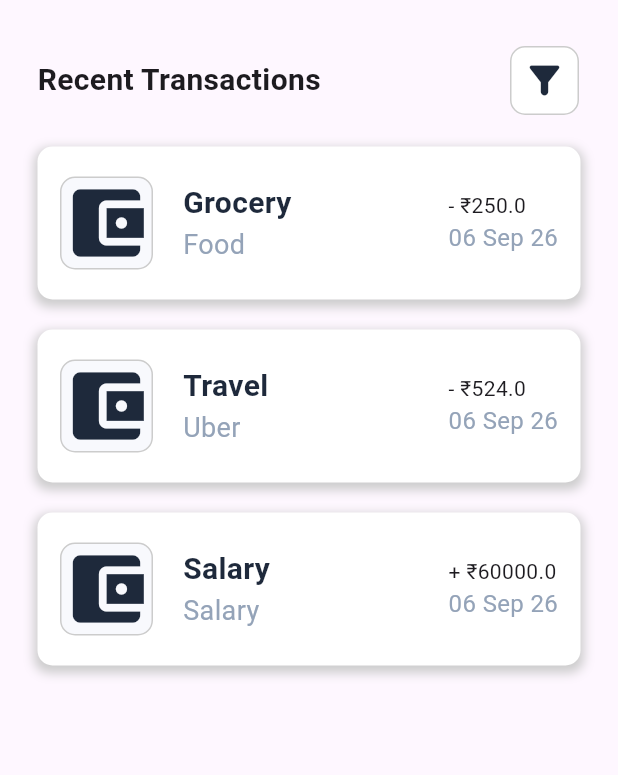
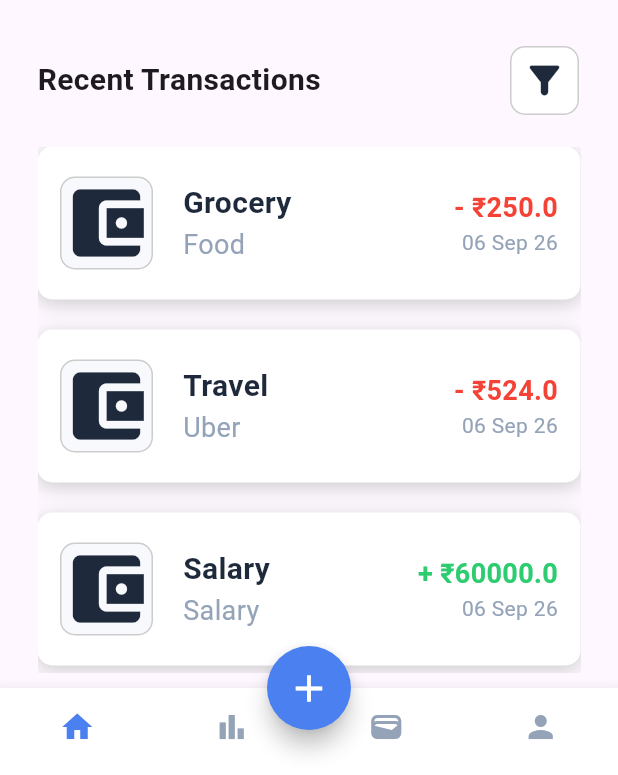
Before and after one commit to ShubhamSharma170/expenses_tracker, a Flutter app: the screen it shows after launch, on a phone screen of 412 x 824 dp, the part 461-1236 px from its top. Run offline on Flutter 3.47's test engine with Material 3 defaults, Android fonts, the phone set to English and light mode, and no system bars.

Commit message:
feat: complete bottom navigation and home ui polish

```diff
--- a/lib/core/constant/app_colors.dart
+++ b/lib/core/constant/app_colors.dart
@@ -9,6 +9,7 @@ class AppColors {
   static const Color white = Colors.white;
   static const Color black = Colors.black;
 
+  static const Color red = Colors.red;
   // Hero Card Gradients
   static const Color cardGradientStart = Color(0xFF4A80F0);
   static const Color cardGradientEnd = Color(0xFF1FC8DB);
--- a/lib/screen/home.dart
+++ b/lib/screen/home.dart
@@ -275,8 +275,8 @@ class _HomeScreenState extends State<HomeScreen> {
                             boxShadow: [
                               BoxShadow(
                                 color: AppColors.grey,
-                                spreadRadius: 2,
-                                blurRadius: 5,
+                                spreadRadius: 0,
+                                blurRadius: 10,
                                 offset: Offset(
                                   0,
                                   3,
@@ -326,15 +326,29 @@ class _HomeScreenState extends State<HomeScreen> {
                                 ],
                               ),
                               Column(
-                                crossAxisAlignment: CrossAxisAlignment.start,
+                                crossAxisAlignment: CrossAxisAlignment.end,
                                 children: [
                                   item.type == TransactionType.expense
-                                      ? Text("- ₹${item.amount.toString()}")
-                                      : Text("+ ₹${item.amount.toString()}"),
+                                      ? Text(
+                                          "- ₹${item.amount.toString()}",
+                                          style: TextStyle(
+                                            color: AppColors.red,
+                                            fontWeight: FontWeight.bold,
+                                            fontSize: 18,
+                                          ),
+                                        )
+                                      : Text(
+                                          "+ ₹${item.amount.toString()}",
+                                          style: TextStyle(
+                                            color: AppColors.incomeGreen,
+                                            fontWeight: FontWeight.bold,
+                                            fontSize: 18,
+                                          ),
+                                        ),
                                   Text(
                                     DateFormat("dd MMM yy").format(item.date),
                                     style: TextStyle(
-                                      fontSize: 16,
+                                      fontSize: 14,
                                       color: AppColors.textGrey,
                                     ),
                                   ),
@@ -444,6 +458,27 @@ class _HomeScreenState extends State<HomeScreen> {
           ),
         ),
       ),
+      floatingActionButton: FloatingActionButton(
+        onPressed: () {},
+        shape: CircleBorder(),
+        backgroundColor: AppColors.cardGradientStart,
+        child: Icon(Icons.add, color: AppColors.white, size: 30),
+      ),
+      floatingActionButtonLocation: FloatingActionButtonLocation.centerDocked,
+      bottomNavigationBar: BottomNavigationBar(
+        type: BottomNavigationBarType.fixed,
+        backgroundColor: AppColors.white,
+        selectedItemColor: AppColors.cardGradientStart,
+        unselectedItemColor: AppColors.textGrey,
+        showUnselectedLabels: false,
+        showSelectedLabels: false,
+        items: [
+          BottomNavigationBarItem(icon: Icon(Icons.home), label: 'Home'),
+          BottomNavigationBarItem(icon: Icon(Icons.bar_chart), label: 'Stats'),
+          BottomNavigationBarItem(icon: Icon(Icons.wallet), label: 'Wallet'),
+          BottomNavigationBarItem(icon: Icon(Icons.person), label: 'Profile'),
+        ],
+      ),
     );
   }
 }
```
